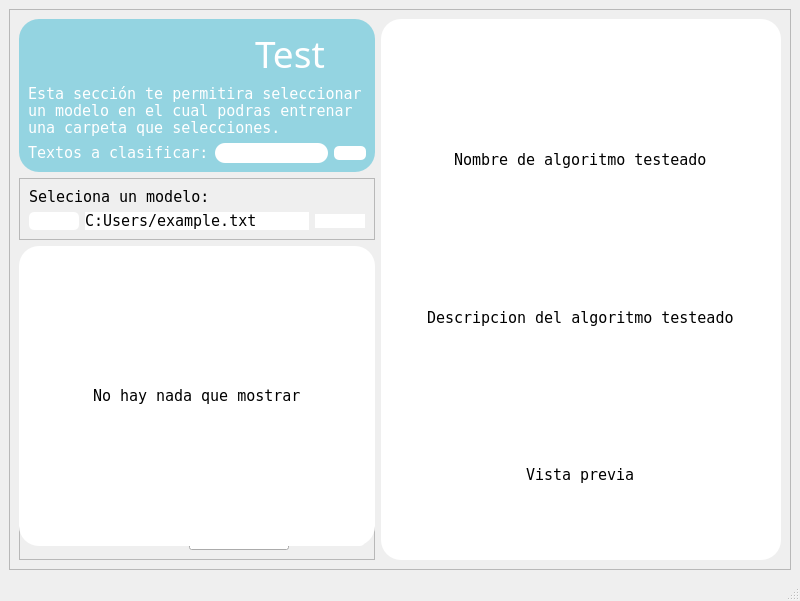
First picture: the form in Interfaz/test.ui, repository adobrasca512/EatEaser, before the edit.
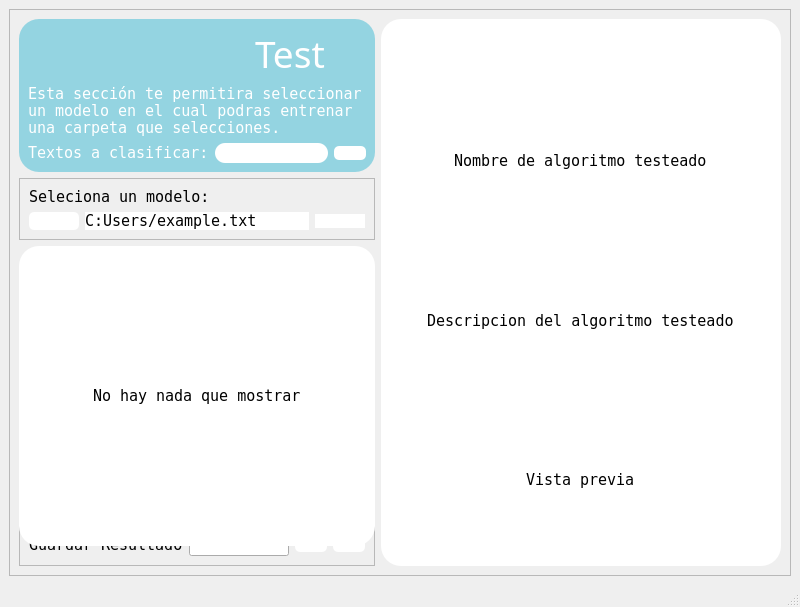
Second picture: the form after the edit. Icons and pictures are not drawn.

Patch:
```diff
--- a/Interfaz/test.ui
+++ b/Interfaz/test.ui
@@ -7,7 +7,7 @@
     <x>0</x>
     <y>0</y>
     <width>800</width>
-    <height>600</height>
+    <height>607</height>
    </rect>
   </property>
   <property name="windowTitle">
```
